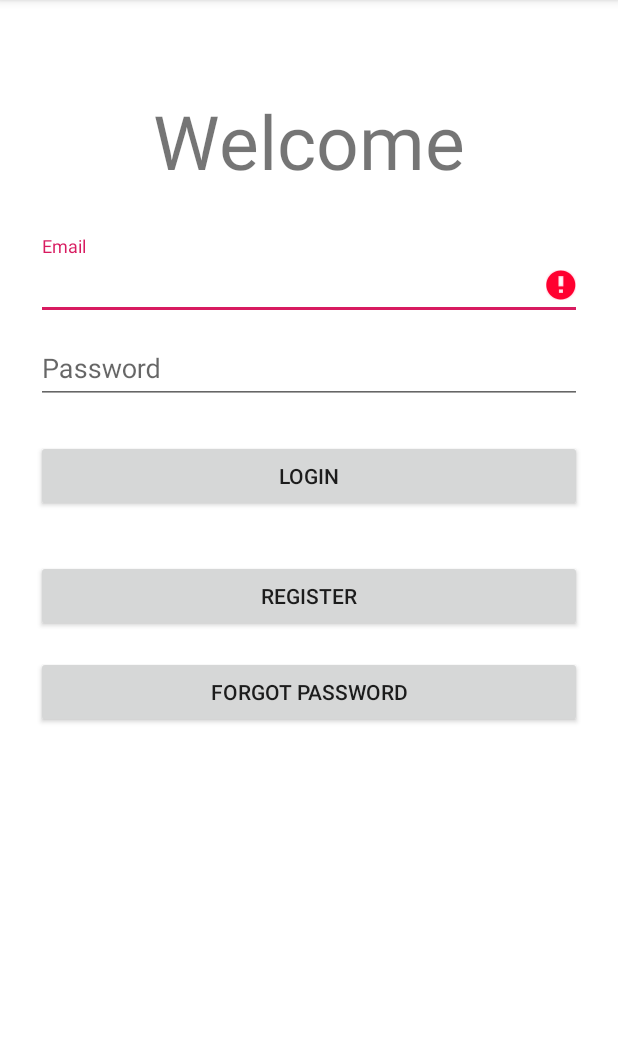
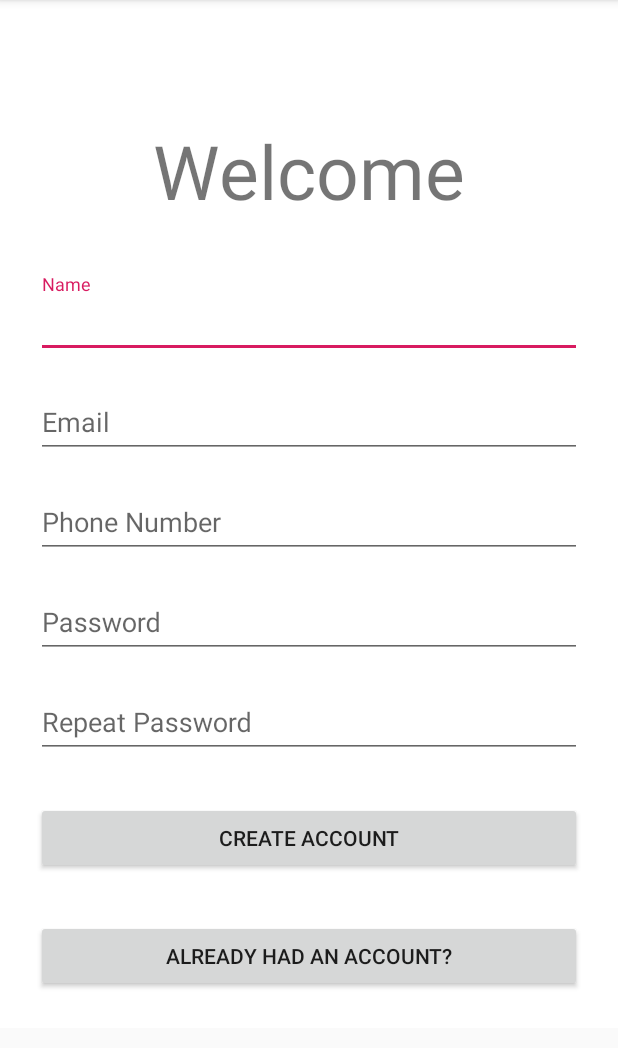
Before and after one commit to AlexInntekt/SafeChat, an Android app: the screen it shows after launch (LoginActivity before the commit, RegisterActivity after it), after a tap on "REGISTER", on a phone screen of 412 x 824 dp, the part 84-1132 px from its top. Run offline under Robolectric (Android 15) with nearby library versions, the phone set to English and light mode, and no system bars; our stand-ins replace Firebase (no records; nobody signed in at launch, a user with empty details on screens opened directly); 1 other tap on this screen came first.

Commit message:
register

```diff
--- a/app/src/main/AndroidManifest.xml
+++ b/app/src/main/AndroidManifest.xml
@@ -22,6 +22,11 @@
         </activity>
 
         <activity
+            android:name=".Activities.RegisterActivity"
+            android:screenOrientation="portrait">
+        </activity>
+
+        <activity
             android:name=".Activities.SplashActivity"
             android:screenOrientation="portrait">
             <intent-filter>
--- a/app/src/main/java/com/fils/safechat/Activities/LoginActivity.java
+++ b/app/src/main/java/com/fils/safechat/Activities/LoginActivity.java
@@ -94,13 +94,13 @@ public class LoginActivity extends AppCompatActivity implements LoaderCallbacks<
         mProgressView = findViewById(R.id.login_progress);
     }
 
-/*    public void goToRegister(View v) {
+    public void goToRegister(View v) {
         Intent nextActivity;
         System.out.println("go to register");
         nextActivity = new Intent(getBaseContext(), RegisterActivity.class);
         startActivity(nextActivity);
     }
-
+/*
     public void goToForgotPassword(View v) {
         Intent nextActivity;
         System.out.println("go to forget password");
--- /dev/null
+++ b/app/src/main/res/layout/activity_register.xml
@@ -0,0 +1,112 @@
+<?xml version="1.0" encoding="utf-8"?>
+<ScrollView
+    xmlns:android="http://schemas.android.com/apk/res/android"
+    android:layout_width="fill_parent"
+    android:layout_height="fill_parent"
+    android:fitsSystemWindows="true">
+
+    <LinearLayout
+        android:orientation="vertical"
+        android:layout_width="match_parent"
+        android:layout_height="wrap_content"
+        android:paddingTop="20dp"
+        android:paddingLeft="24dp"
+        android:background="#fff"
+        android:paddingRight="24dp">
+
+        <TextView
+            android:id="@+id/mainViewText"
+            android:text="@string/welcomeString"
+            android:layout_width="wrap_content"
+            android:layout_height="wrap_content"
+            android:layout_gravity="center"
+            android:textSize="50sp"
+            android:layout_marginBottom="30dp"
+            android:layout_marginTop="60dp"/>
+
+        <!--  Name Label -->
+        <com.google.android.material.textfield.TextInputLayout
+            android:layout_width="match_parent"
+            android:layout_height="wrap_content"
+            android:layout_marginTop="5dp"
+            android:layout_marginBottom="5dp">
+            <EditText android:id="@+id/input_name_register"
+                android:layout_width="match_parent"
+                android:layout_height="wrap_content"
+                android:inputType="textCapWords"
+                android:hint="Name" />
+        </com.google.android.material.textfield.TextInputLayout>
+
+        <!-- Email Label -->
+        <com.google.android.material.textfield.TextInputLayout
+            android:layout_width="match_parent"
+            android:layout_height="wrap_content"
+            android:layout_marginTop="5dp"
+            android:layout_marginBottom="5dp">
+            <EditText android:id="@+id/input_email_register"
+                android:layout_width="match_parent"
+                android:layout_height="wrap_content"
+                android:inputType="textEmailAddress"
+                android:hint="Email" />
+        </com.google.android.material.textfield.TextInputLayout>
+
+        <com.google.android.material.textfield.TextInputLayout
+            android:layout_width="match_parent"
+            android:layout_height="wrap_content"
+            android:layout_marginTop="5dp"
+            android:layout_marginBottom="5dp">
+            <EditText android:id="@+id/input_phone_register"
+                android:layout_width="match_parent"
+                android:layout_height="wrap_content"
+                android:inputType="numberPassword"
+                android:hint="Phone Number" />
+        </com.google.android.material.textfield.TextInputLayout>
+
+        <!-- Password Label -->
+        <com.google.android.material.textfield.TextInputLayout
+            android:layout_width="match_parent"
+            android:layout_height="wrap_content"
+            android:layout_marginTop="5dp"
+            android:layout_marginBottom="5dp">
+            <EditText android:id="@+id/input_password1_register"
+                android:layout_width="match_parent"
+                android:layout_height="wrap_content"
+                android:inputType="textPassword"
+                android:hint="Password"/>
+        </com.google.android.material.textfield.TextInputLayout>
+
+        <com.google.android.material.textfield.TextInputLayout
+            android:layout_width="match_parent"
+            android:layout_height="wrap_content"
+            android:layout_marginTop="5dp"
+            android:layout_marginBottom="5dp">
+            <EditText android:id="@+id/input_password2_register"
+                android:layout_width="match_parent"
+                android:layout_height="wrap_content"
+                android:inputType="textPassword"
+                android:hint="Repeat Password"/>
+        </com.google.android.material.textfield.TextInputLayout>
+
+        <!-- Signup Button -->
+        <androidx.appcompat.widget.AppCompatButton
+            android:id="@+id/btn_signup"
+            android:layout_width="fill_parent"
+            android:layout_height="wrap_content"
+            android:layout_marginTop="24dp"
+            android:layout_marginBottom="15dp"
+            android:padding="12dp"
+            android:text="Create Account" />
+
+        <androidx.appcompat.widget.AppCompatButton
+            android:id="@+id/register_login"
+            android:layout_width="fill_parent"
+            android:layout_height="wrap_content"
+            android:layout_marginTop="15dp"
+            android:layout_marginBottom="24dp"
+            android:padding="12dp"
+            android:text="Already had an account?"
+            android:onClick="goBackToLogin"/>
+
+    </LinearLayout>
+
+</ScrollView>
```
Also changed, not shown: app/src/main/java/com/fils/safechat/Activities/RegisterActivity.java (added, +187 -0 lines).
